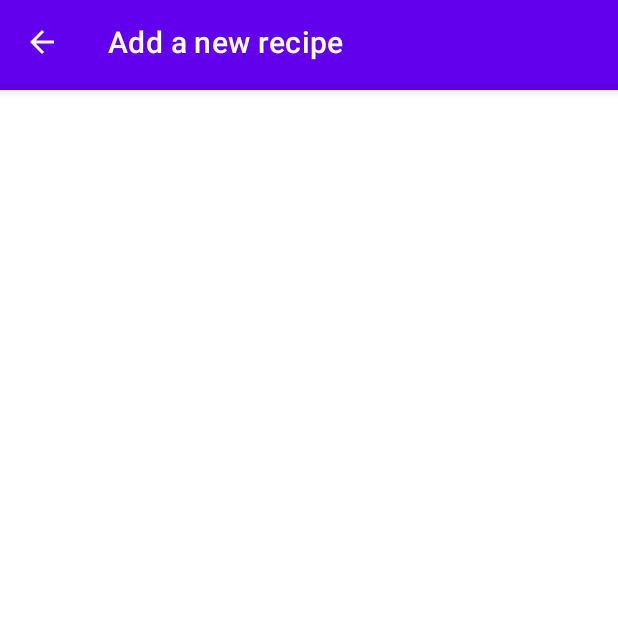
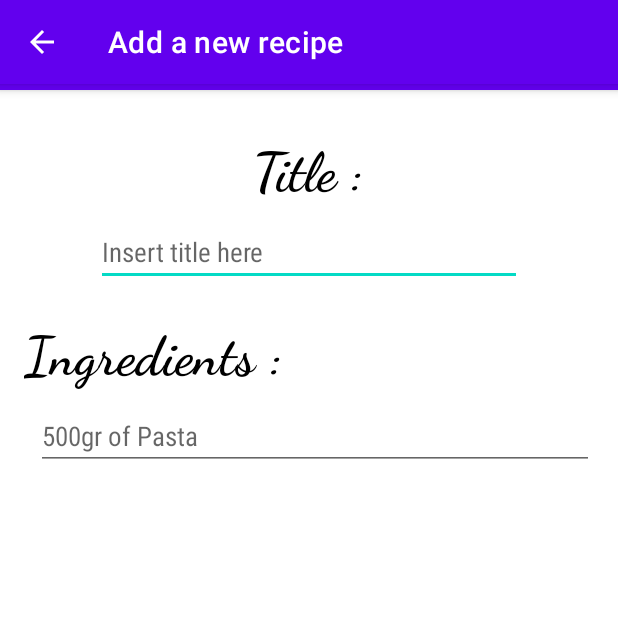
Before and after one commit to Aryssimon/CookBook, an Android app: the AddActivity screen opened directly, with no data from a screen before it, on a phone screen of 412 x 824 dp, the top half of it. Run offline under Robolectric (Android 15) with nearby library versions, the phone set to English and light mode, and no system bars.

Commit message:
some design modifications done on activity_add.xml

```diff
--- a/app/build.gradle
+++ b/app/build.gradle
@@ -39,6 +39,7 @@ dependencies {
     implementation 'androidx.appcompat:appcompat:1.2.0'
     implementation 'com.google.android.material:material:1.2.1'
     implementation 'androidx.constraintlayout:constraintlayout:2.0.4'
+    implementation 'androidx.legacy:legacy-support-v4:1.0.0'
     testImplementation 'junit:junit:4.+'
     androidTestImplementation 'androidx.test.ext:junit:1.1.2'
     androidTestImplementation 'androidx.test.espresso:espresso-core:3.3.0'
--- a/app/src/main/res/layout/activity_add.xml
+++ b/app/src/main/res/layout/activity_add.xml
@@ -3,7 +3,7 @@
     xmlns:app="http://schemas.android.com/apk/res-auto"
     xmlns:tools="http://schemas.android.com/tools"
     android:layout_width="match_parent"
-    android:layout_height="match_parent"
+    android:layout_height="wrap_content"
     android:fitsSystemWindows="true"
     tools:context=".AddActivity">
 
@@ -12,7 +12,87 @@
         android:layout_width="match_parent"
         android:layout_height="@dimen/app_bar_height_add_activity"
         android:fitsSystemWindows="true"
-        android:theme="@style/Theme.CookBook.AppBarOverlay">
-    </com.google.android.material.appbar.AppBarLayout>
+        android:theme="@style/Theme.CookBook.AppBarOverlay"></com.google.android.material.appbar.AppBarLayout>
+
+    <androidx.core.widget.NestedScrollView
+        android:layout_width="match_parent"
+        android:layout_height="match_parent"
+        app:layout_behavior="@string/appbar_scrolling_view_behavior"
+        tools:context=".AddActivity"
+        tools:showIn="@layout/activity_add">
+
+        <androidx.constraintlayout.widget.ConstraintLayout
+            android:layout_width="match_parent"
+            android:layout_height="match_parent">
+
+            <TextView
+                android:id="@+id/add_title"
+                android:layout_width="wrap_content"
+                android:layout_height="wrap_content"
+                android:layout_marginTop="32dp"
+                android:fontFamily="cursive"
+                android:text="@string/add_title"
+                android:textColor="@color/black"
+                android:textSize="36sp"
+                android:textStyle="bold"
+                app:layout_constraintEnd_toEndOf="parent"
+                app:layout_constraintStart_toStartOf="parent"
+                app:layout_constraintTop_toTopOf="parent" />
+
+            <EditText
+                android:id="@+id/insert_title"
+                android:layout_width="0dp"
+                android:layout_height="wrap_content"
+                android:layout_marginStart="64dp"
+                android:layout_marginTop="8dp"
+                android:layout_marginEnd="64dp"
+                android:autofillHints="@string/add_insert_title"
+                android:ems="10"
+                android:fontFamily="sans-serif-condensed"
+                android:hint="@string/add_insert_title"
+                android:inputType="textShortMessage"
+                android:textColor="@color/dark_gray"
+                app:layout_constraintEnd_toEndOf="parent"
+                app:layout_constraintStart_toStartOf="parent"
+                app:layout_constraintTop_toBottomOf="@+id/add_title" />
+
+            <TextView
+                android:id="@+id/add_ingredients"
+                android:layout_width="wrap_content"
+                android:layout_height="wrap_content"
+                android:layout_marginStart="16dp"
+                android:layout_marginTop="24dp"
+                android:fontFamily="cursive"
+                android:text="@string/add_ingredients"
+                android:textColor="@color/black"
+                android:textSize="36sp"
+                android:textStyle="bold"
+                app:layout_constraintStart_toStartOf="parent"
+                app:layout_constraintTop_toBottomOf="@+id/insert_title" />
+
+            <LinearLayout
+                android:layout_width="0dp"
+                android:layout_height="wrap_content"
+                android:layout_marginStart="24dp"
+                android:layout_marginTop="8dp"
+                android:layout_marginEnd="16dp"
+                android:orientation="vertical"
+                app:layout_constraintEnd_toEndOf="parent"
+                app:layout_constraintStart_toStartOf="parent"
+                app:layout_constraintTop_toBottomOf="@+id/add_ingredients">
+
+                <EditText
+                    android:id="@+id/insert_ingredients"
+                    android:layout_width="match_parent"
+                    android:layout_height="wrap_content"
+                    android:autofillHints="@string/insert_ingredients"
+                    android:ems="10"
+                    android:fontFamily="sans-serif-condensed"
+                    android:hint="@string/insert_ingredients"
+                    android:inputType="textShortMessage"
+                    android:textColor="@color/dark_gray" />
+            </LinearLayout>
+        </androidx.constraintlayout.widget.ConstraintLayout>
+    </androidx.core.widget.NestedScrollView>
 
 </androidx.coordinatorlayout.widget.CoordinatorLayout>
--- a/app/src/main/res/values/strings.xml
+++ b/app/src/main/res/values/strings.xml
@@ -25,6 +25,12 @@
 
     // Add Activity
     <string name="add_activity_title">Add a new recipe</string>
+    <string name="add_title">Title :</string>
+    <string name="add_insert_title">Insert title here</string>
+    <string name="add_ingredients">Ingredients :</string>
+    <string name="insert_ingredients">500gr of Pasta</string>
+    <string name="add_steps">Steps :</string>
+    <string name="insert_steps">Preheat the oven on 180 degrees</string>
 
 
     // Others
```
